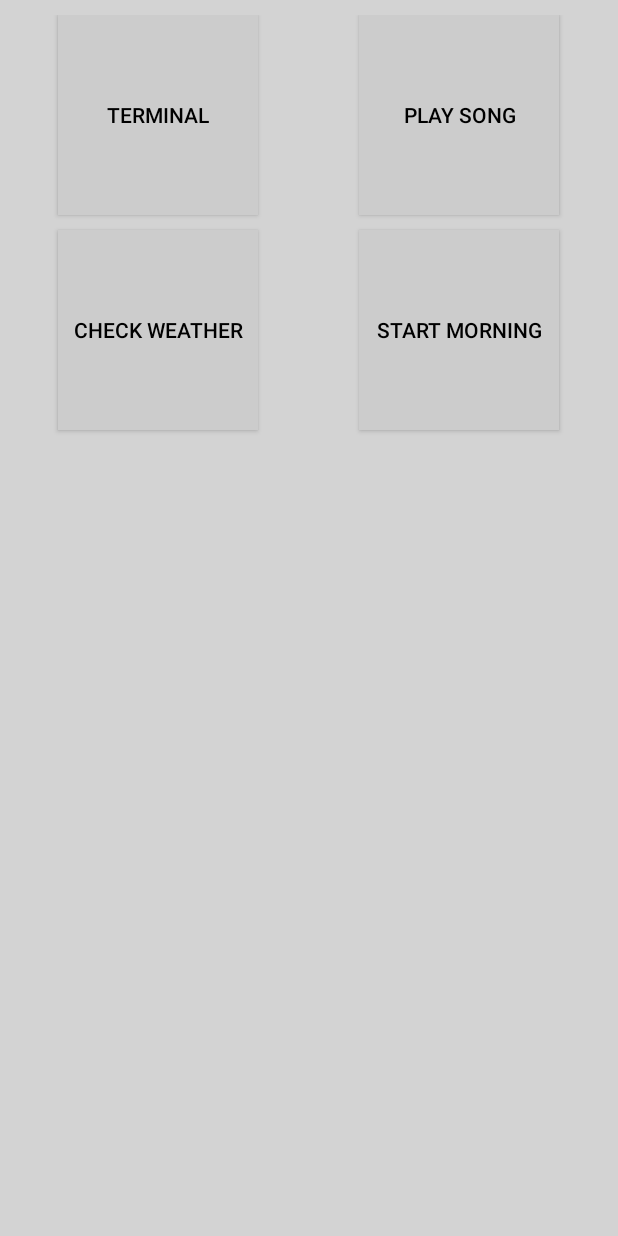
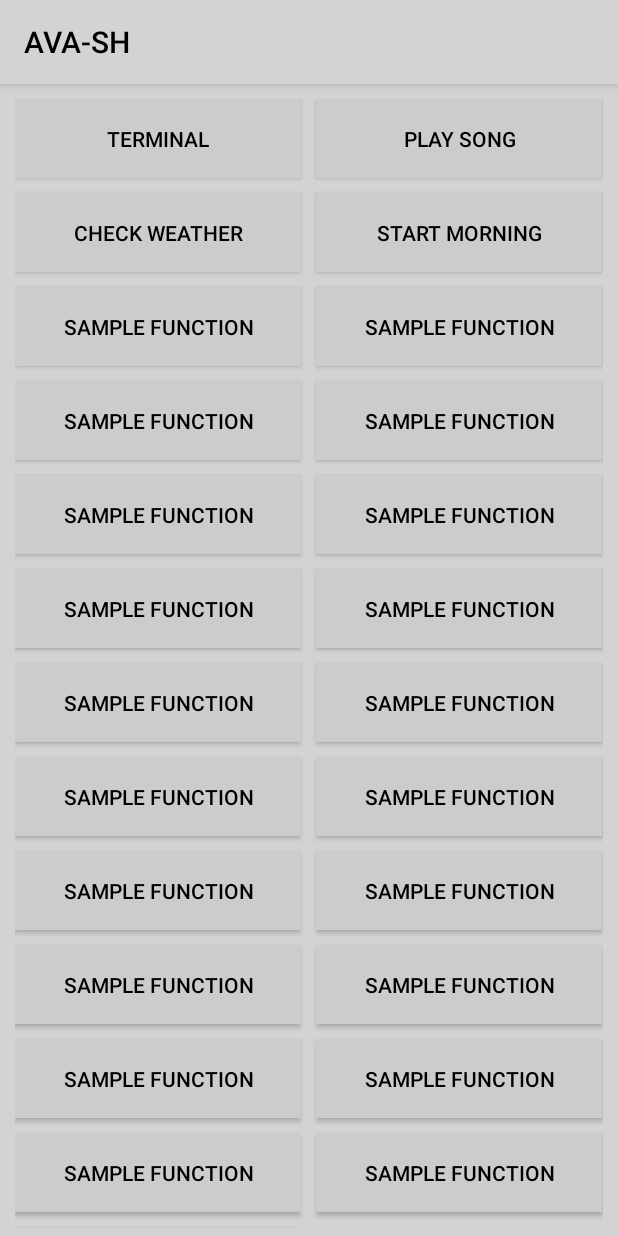
Before and after one commit to SYSC-3010-F5/AVA-SH, an Android app: the screen it shows after launch (MainActivity), on a phone screen of 412 x 824 dp. Run offline under Robolectric (Android 15) with nearby library versions, the light colour scheme and no system bars.

Commit message:
Still working on searchable functionalities

```diff
--- a/src/app/AVA-SH/app/src/main/java/f5/ava_sh/ButtonAdapter.java
+++ b/src/app/AVA-SH/app/src/main/java/f5/ava_sh/ButtonAdapter.java
@@ -35,12 +35,35 @@ public class ButtonAdapter extends BaseAdapter {
             "Terminal",
             "Play Song",
             "Check Weather",
-            "Start Morning"
+            "Start Morning",
+            "Sample Function",
+            "Sample Function",
+            "Sample Function",
+            "Sample Function",
+            "Sample Function",
+            "Sample Function",
+            "Sample Function",
+            "Sample Function",
+            "Sample Function",
+            "Sample Function",
+            "Sample Function",
+            "Sample Function",
+            "Sample Function",
+            "Sample Function",
+            "Sample Function",
+            "Sample Function",
+            "Sample Function",
+            "Sample Function",
+            "Sample Function",
+            "Sample Function",
+            "Sample Function"
     };
+
 
     public ButtonAdapter(Context c) {
         mContext = c;
     }
+
 
     public int getCount() {
         return buttonNames.length;
@@ -50,9 +73,7 @@ public class ButtonAdapter extends BaseAdapter {
         return null;
     }
 
-    // Require for structure, not really used in my code. Can
-    // be used to get the id of an item in the adapter for
-    // manual control.
+
     public long getItemId(int position) {
         return position;
     }
@@ -63,8 +84,8 @@ public class ButtonAdapter extends BaseAdapter {
         if (convertView == null) {
             // if it's not recycled, initialize some attributes
             btn = new Button(mContext);
-            btn.setLayoutParams(new GridView.LayoutParams(200, 200));
-            btn.setPadding(10, 10, 10, 10);
+            btn.setLayoutParams(new GridView.LayoutParams(ViewGroup.LayoutParams.MATCH_PARENT, ViewGroup.LayoutParams.MATCH_PARENT*2));
+            btn.setPadding(25, 25, 25, 25);
         }
         else {
             btn = (Button) convertView;
@@ -74,6 +95,8 @@ public class ButtonAdapter extends BaseAdapter {
         btn.setTextColor(Color.BLACK);
         btn.setBackgroundColor(Color.LTGRAY);
         btn.setId(position);
+        btn.setOnClickListener(new MainActivityButtonListener(buttonNames[position]));
+
 
         return btn;
 
--- a/src/app/AVA-SH/app/src/main/java/f5/ava_sh/MainActivity.java
+++ b/src/app/AVA-SH/app/src/main/java/f5/ava_sh/MainActivity.java
@@ -3,6 +3,7 @@ package f5.ava_sh;
 import android.os.Bundle;
 import android.app.Activity;
 
+import android.support.v7.app.AppCompatActivity;
 import android.view.View;
 import android.widget.AdapterView;
 import android.widget.GridView;
@@ -26,7 +27,7 @@ import android.widget.AdapterView.OnItemClickListener;
  *
  */
 
-public class MainActivity extends Activity {
+public class MainActivity extends AppCompatActivity {
 
     @Override
     protected void onCreate(Bundle savedInstanceState) {
@@ -36,7 +37,7 @@ public class MainActivity extends Activity {
 
         GridView gridview = (GridView) findViewById(R.id.gridview);
         gridview.setAdapter(new ButtonAdapter(this));
-
+        this.setTitle("AVA-SH");
 
 
     }
--- /dev/null
+++ b/src/app/AVA-SH/app/src/main/java/f5/ava_sh/MainActivityButtonListener.java
@@ -0,0 +1,27 @@
+package f5.ava_sh;
+import android.content.Intent;
+import android.view.View.OnClickListener;
+import android.view.View;
+
+/**
+ * Created by Slate on 2017-02-24.
+ */
+
+public class MainActivityButtonListener implements OnClickListener {
+
+    private String id;
+
+    MainActivityButtonListener(String id){
+        this.id = id;
+    }
+
+    @Override
+    public void onClick(View view) {
+        if (id == "Terminal") {
+            Intent myIntent = new Intent(view.getContext(), TerminalActivity.class);
+            view.getContext().startActivity(myIntent);
+        }
+    }
+
+
+}
--- a/src/app/AVA-SH/app/src/main/res/layout/activity_terminal.xml
+++ b/src/app/AVA-SH/app/src/main/res/layout/activity_terminal.xml
@@ -9,6 +9,7 @@
     android:paddingRight="@dimen/activity_horizontal_margin"
     android:paddingTop="@dimen/activity_vertical_margin"
     tools:context="f5.ava_sh.TerminalActivity"
+    android:parentActivityName=".MainActivity"
     android:background="@color/main_background">
 
     <EditText
--- a/src/app/AVA-SH/app/src/main/res/values/colors.xml
+++ b/src/app/AVA-SH/app/src/main/res/values/colors.xml
@@ -12,5 +12,6 @@
     <!-- Dark Orange -->
     <color name="main_text">#000000</color>
     <color name="border_color">#808080</color>
+    <color name="upNav_arrow">#000000</color>
 
 </resources>
--- a/src/app/AVA-SH/app/src/main/res/values/strings.xml
+++ b/src/app/AVA-SH/app/src/main/res/values/strings.xml
@@ -75,5 +75,7 @@
     <string name="pref_title_vibrate">Vibrate</string>
     <string name="title_activity_main">MainActivity</string>
     <string name = "terminal_activity">TerminalActivity</string>
+    <string name = "search">Search</string>
+    <string name = "app_label">AVA-SH</string>
 
 </resources>
--- /dev/null
+++ b/src/app/AVA-SH/app/src/main/res/xml/searchable.xml
@@ -0,0 +1,5 @@
+<?xml version="1.0" encoding="utf-8"?>
+<searchable xmlns:android="http://schemas.android.com/apk/res/android"
+    android:label="@string/app_label"
+    android:hint="@string/search" >
+</searchable>
```
Also changed, not shown: src/app/AVA-SH/app/src/main/AndroidManifest.xml (+6 -1 lines), src/app/AVA-SH/app/src/main/java/f5/ava_sh/TerminalActionListener.java (+7 -0 lines), src/app/AVA-SH/app/src/main/java/f5/ava_sh/TerminalActivity.java (+13 -1 lines), src/app/AVA-SH/app/src/main/res/menu/main_action_bar.xml (added, +11 -0 lines), 1 other file.
